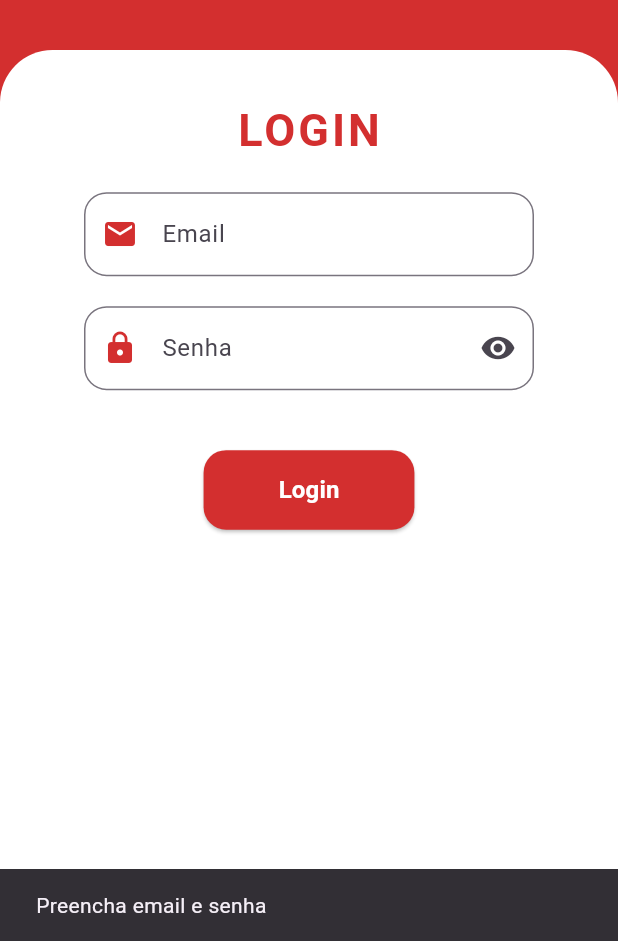
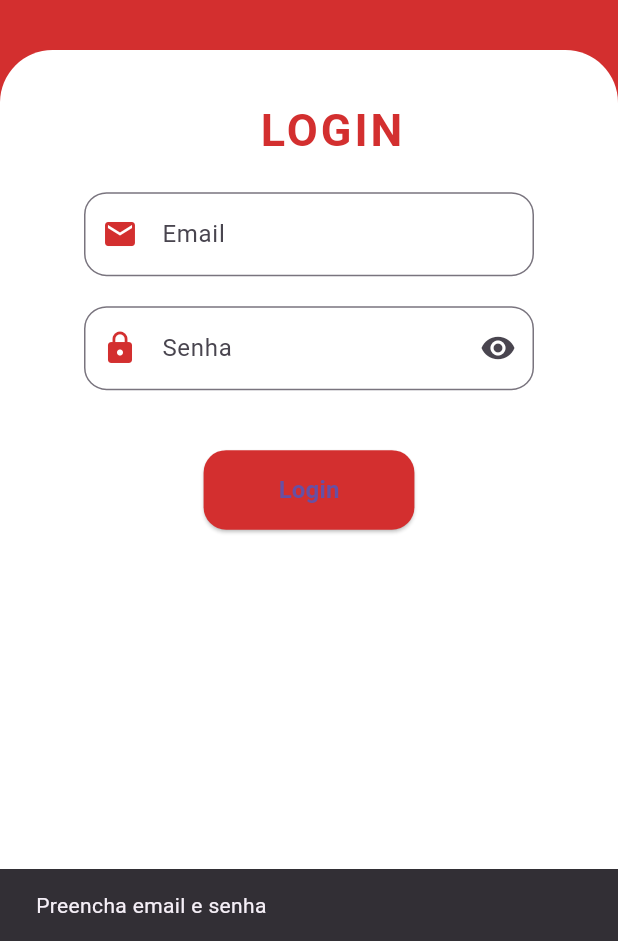
Before and after one commit to NakamuraFelipe/Jornada, a Flutter app: the screen it shows after launch, after a tap on "Login", on a phone screen of 412 x 824 dp, the part 295-1236 px from its top. Run offline on Flutter 3.47's test engine with Material 3 defaults, Android fonts, the phone set to English and light mode, and no system bars; our stand-ins replace shared_preferences; accounts and stored records are empty.

Commit message:
Atualizações na Login Page para que ela transfira o usuário adequadamente

```diff
--- a/lib/app_widget.dart
+++ b/lib/app_widget.dart
@@ -9,6 +9,7 @@ import 'package:teste/gerenciar_pap.dart';
 import 'package:teste/home_page.dart' hide AppControler;
 import 'package:teste/home_page_gestor.dart';
 import 'package:teste/inicio.dart';
+// ignore: unused_import
 import 'package:teste/main.dart';
 import 'package:teste/meus_leads.dart';
 
--- a/lib/inicio.dart
+++ b/lib/inicio.dart
@@ -12,6 +12,7 @@ class Inicio extends StatefulWidget {
 }
 
 class _InicioState extends State<Inicio> {
+  // ignore: unused_field
   int _navIndex = 0;
   int _notificationCount = 5;
 
--- a/lib/login_page.dart
+++ b/lib/login_page.dart
@@ -17,9 +17,10 @@ class _LoginPageState extends State<LoginPage> {
   bool passwordText = true;
   bool loading = false;
 
-  // 🔹 Função de login que retorna o usuário logado e salva token localmente
+  // Função de login
   Future<UsuarioLogado?> loginUser(String email, String password) async {
-    final url = Uri.parse("http://192.168.0.22:5000/login"); // IP do Flask
+    final url = Uri.parse("http://192.168.0.22:5000/login");
+
     try {
       final response = await http.post(
         url,
@@ -29,20 +30,22 @@ class _LoginPageState extends State<LoginPage> {
 
       if (response.statusCode == 200) {
         final data = jsonDecode(response.body);
+
         if (data['status'] == 'ok') {
-          // Salva token localmente
+          // salva token no storage
           final token = data['token'];
           final prefs = await SharedPreferences.getInstance();
           await prefs.setString('token', token);
 
-          // Retorna o usuário com token incluído
+          // insere token no JSON e cria o objeto usuario
           final usuarioJson = data['usuario'];
-          usuarioJson['token'] = token; // ⚠️ adiciona token ao objeto
+          usuarioJson['token'] = token;
+
           return UsuarioLogado.fromJson(usuarioJson);
         }
-      } else {
-        print('Erro no login: ${response.body}');
       }
+
+      print('Erro no login: ${response.body}');
       return null;
     } catch (e) {
       print('Erro de conexão: $e');
@@ -89,7 +92,7 @@ class _LoginPageState extends State<LoginPage> {
           Center(child: Image.asset('assets/images/logo3.png', width: 160)),
           const SizedBox(height: 65),
           const Padding(
-            padding: EdgeInsets.only(left: 0),
+            padding: EdgeInsets.only(left: 30),
             child: Text(
               "LOGIN",
               style: TextStyle(
@@ -139,9 +142,7 @@ class _LoginPageState extends State<LoginPage> {
             prefixIcon: const Icon(Icons.lock, color: Color(0xFFD32F2F)),
             labelText: 'Senha',
             suffixIcon: IconButton(
-              icon: Icon(
-                passwordText ? Icons.visibility : Icons.visibility_off,
-              ),
+              icon: Icon(passwordText ? Icons.visibility : Icons.visibility_off),
               onPressed: () => setState(() => passwordText = !passwordText),
             ),
             border: OutlineInputBorder(borderRadius: BorderRadius.circular(15)),
@@ -169,12 +170,21 @@ class _LoginPageState extends State<LoginPage> {
                 setState(() => loading = false);
 
                 if (usuario != null) {
-                  print('Login OK: ${usuario.nomeUsuario}');
-                  Navigator.pushReplacementNamed(
-                    context,
-                    '/home ',
-                    arguments: usuario,
-                  );
+                  print("cargo: ${usuario.cargo}");
+
+                  if (usuario.cargo.toLowerCase() == "gestor") {
+                    Navigator.pushReplacementNamed(
+                      context,
+                      '/gestor',
+                      arguments: usuario,
+                    );
+                  } else {
+                    Navigator.pushReplacementNamed(
+                      context,
+                      '/inicio',
+                      arguments: usuario,
+                    );
+                  }
                 } else {
                   ScaffoldMessenger.of(context).showSnackBar(
                     const SnackBar(content: Text('Email ou senha incorretos')),
@@ -184,20 +194,14 @@ class _LoginPageState extends State<LoginPage> {
         style: ElevatedButton.styleFrom(
           backgroundColor: const Color(0xFFD32F2F),
           padding: const EdgeInsets.symmetric(horizontal: 50, vertical: 15),
-          shape: RoundedRectangleBorder(
-            borderRadius: BorderRadius.circular(15),
-          ),
+          shape:
+              RoundedRectangleBorder(borderRadius: BorderRadius.circular(15)),
         ),
         child: loading
             ? const CircularProgressIndicator(color: Colors.white)
             : const Text(
                 'Login',
-
-                style: TextStyle(
-                  fontSize: 16,
-                  fontWeight: FontWeight.bold,
-                  color: Colors.white,
-                ),
+                style: TextStyle(fontSize: 16, fontWeight: FontWeight.bold),
               ),
       ),
     );
--- a/pubspec.yaml
+++ b/pubspec.yaml
@@ -5,7 +5,7 @@ description: "A new Flutter project."
 publish_to: 'none' # Remove this line if you wish to publish to pub.dev
 
 # The following defines the version and build number for your application.
-# A version number is three numbers separated by dots, like 1.2.43
+# A version number is three numbers separated by dots, like 1.2.43rt
 # followed by an optional build number separated by a +.
 # Both the version and the builder number may be overridden in flutter
 # build by specifying --build-name and --build-number, respectively.
```
Also changed, not shown: 1 other file.
